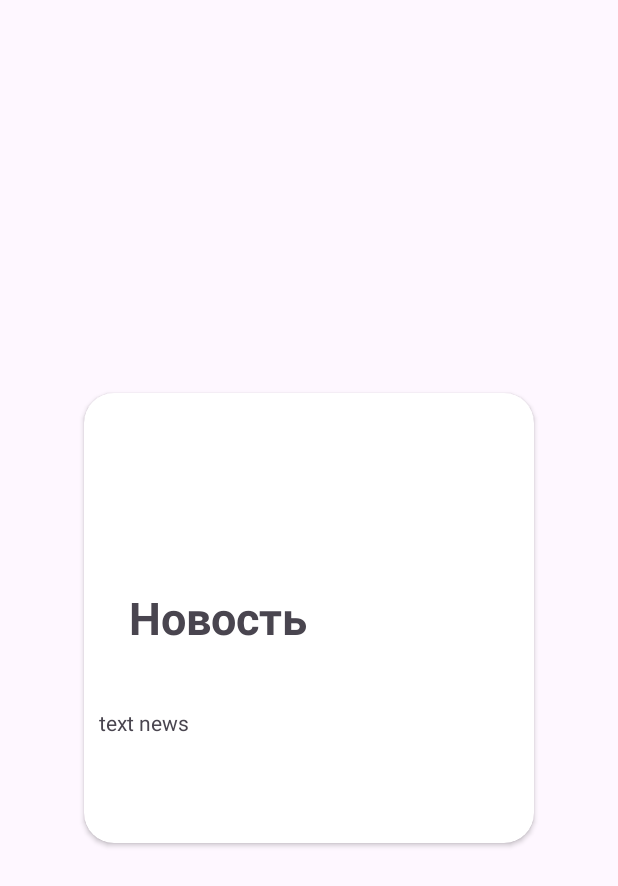
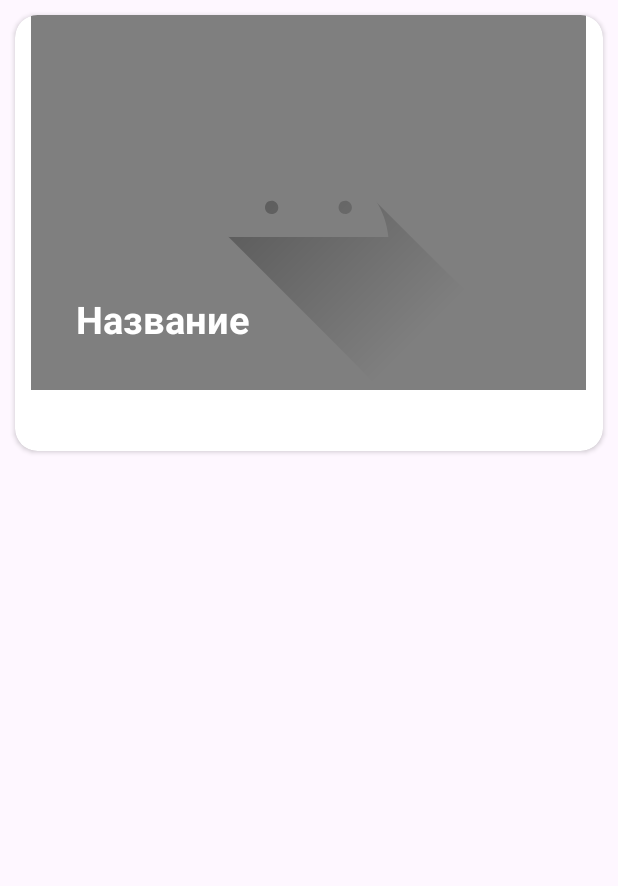
Before and after one commit to tumanovaalisa/AStidio, an Android app: the layout news_item.xml on its own in the app's theme, with its tools: preview values and no code run, on a phone screen of 412 x 824 dp. Shown: the top 886 px of the screen. Run offline under Robolectric (Android 15) with nearby library versions, the phone set to English and light mode, and no system bars.

Commit message:
Отредактирована разметка новостей.

```diff
--- a/app/src/main/java/com/example/astidio/MainActivity.java
+++ b/app/src/main/java/com/example/astidio/MainActivity.java
@@ -50,5 +50,6 @@ public class MainActivity extends AppCompatActivity {
 
         BottomNavigationView navigationView = findViewById(R.id.navigation);
         navigationView.setOnItemSelectedListener(mOnItemSelectedListener);
+        loadFragment(MainFragment.newInstance());
     }
 }
--- a/app/src/main/res/layout/news_item.xml
+++ b/app/src/main/res/layout/news_item.xml
@@ -1,36 +1,58 @@
-<?xml version="1.0" encoding="utf-8"?>
 <androidx.cardview.widget.CardView xmlns:android="http://schemas.android.com/apk/res/android"
-    android:layout_width="300dp"
-    android:layout_height="300dp"
+    android:layout_width="match_parent"
+    android:layout_height="wrap_content"
+    xmlns:tools="http://schemas.android.com/tools"
     xmlns:app="http://schemas.android.com/apk/res-auto"
-    android:layout_gravity="center"
-    app:cardCornerRadius="20dp">
+    android:layout_margin="10dp"
+    app:cardCornerRadius="15dp">
     <LinearLayout
-        android:layout_width="match_parent"
-        android:layout_height="match_parent"
-        android:orientation="vertical">
+        android:layout_width="370dp"
+        android:layout_height="wrap_content"
+        android:orientation="vertical"
+        android:layout_gravity="center">
         <FrameLayout
             android:layout_width="match_parent"
             android:layout_height="wrap_content">
 
             <ImageView
-            android:layout_width="match_parent"
-            android:layout_height="200dp"/>
+                android:id="@+id/picture"
+                android:layout_width="370dp"
+                android:layout_height="250dp"
+                app:srcCompat="@drawable/ic_launcher_foreground"
+                tools:ignore="VectorDrawableCompat" />
+            <View
+                android:id="@+id/darkOverlay"
+                android:layout_width="370dp"
+                android:layout_height="250dp"
+                android:background="#80000000" />
             <TextView
+                android:id="@+id/name"
                 android:layout_width="wrap_content"
                 android:layout_height="wrap_content"
-            android:text="Новость"
-            android:textSize="30sp"
+                android:text="Название"
+                android:textSize="25sp"
                 android:layout_gravity="bottom"
-            android:layout_marginLeft="30dp"
+                android:layout_marginStart="30dp"
                 android:layout_marginBottom="30dp"
-            android:textStyle="bold"/>
+                android:textStyle="bold"
+                android:textColor="@color/white"/>
 
         </FrameLayout>
+        <LinearLayout
+            android:layout_width="match_parent"
+            android:layout_height="30dp"
+            android:orientation="horizontal"
+            android:layout_margin="5dp">
             <TextView
-        android:layout_width="match_parent"
-        android:layout_height="match_parent"
-        android:text="text news"
-        android:layout_margin="10dp"/>
+                android:id="@+id/button"
+                android:layout_width="wrap_content"
+                android:layout_height="wrap_content"
+                android:textSize="18sp"
+                android:textColor="@color/names"
+                android:layout_marginStart="12dp"/>
+
         </LinearLayout>
+    </LinearLayout>
+
+
 </androidx.cardview.widget.CardView>
--- a/app/src/main/res/layout/personal_fragment.xml
+++ b/app/src/main/res/layout/personal_fragment.xml
@@ -27,7 +27,7 @@
             android:src="@drawable/exit"
             android:onClick="exitFromProfile"
             android:layout_gravity="center"
-            android:layout_marginLeft="130dp"/>
+            android:layout_marginLeft="120dp"/>
     </LinearLayout>
     <LinearLayout
         android:layout_width="match_parent"
@@ -63,7 +63,7 @@
                     android:src="@drawable/more1"
                     android:onClick="exitFromProfile"
                     android:layout_gravity="center"
-                    android:layout_marginLeft="80dp"/>
+                    android:layout_marginLeft="70dp"/>
             </LinearLayout>
 
         </androidx.cardview.widget.CardView>
@@ -101,7 +101,7 @@
                     android:src="@drawable/more1"
                     android:onClick="exitFromProfile"
                     android:layout_gravity="center"
-                    android:layout_marginLeft="140dp"/>
+                    android:layout_marginLeft="130dp"/>
             </LinearLayout>
 
         </androidx.cardview.widget.CardView>
@@ -139,7 +139,7 @@
                     android:src="@drawable/more1"
                     android:onClick="exitFromProfile"
                     android:layout_gravity="center"
-                    android:layout_marginLeft="135dp"/>
+                    android:layout_marginLeft="125dp"/>
             </LinearLayout>
 
         </androidx.cardview.widget.CardView>
@@ -177,7 +177,7 @@
                     android:src="@drawable/more1"
                     android:onClick="exitFromProfile"
                     android:layout_gravity="center"
-                    android:layout_marginLeft="85dp"/>
+                    android:layout_marginLeft="75dp"/>
             </LinearLayout>
 
         </androidx.cardview.widget.CardView>
@@ -215,7 +215,7 @@
                     android:src="@drawable/more1"
                     android:onClick="exitFromProfile"
                     android:layout_gravity="center"
-                    android:layout_marginLeft="165dp"/>
+                    android:layout_marginLeft="155dp"/>
             </LinearLayout>
 
         </androidx.cardview.widget.CardView>
--- a/app/src/main/res/values-night/themes.xml
+++ b/app/src/main/res/values-night/themes.xml
@@ -2,6 +2,6 @@
     <!-- Base application theme. -->
     <style name="Base.Theme.AStidio" parent="Theme.Material3.DayNight.NoActionBar">
         <!-- Customize your dark theme here. -->
-        <!-- <item name="colorPrimary">@color/my_dark_primary</item> -->
+        <item name="android:colorPrimaryDark">@color/names</item>
     </style>
 </resources>
--- a/app/src/main/res/values/themes.xml
+++ b/app/src/main/res/values/themes.xml
@@ -2,7 +2,7 @@
     <!-- Base application theme. -->
     <style name="Base.Theme.AStidio" parent="Theme.Material3.DayNight.NoActionBar">
         <!-- Customize your light theme here. -->
-        <!-- <item name="colorPrimary">@color/my_light_primary</item> -->
+         <item name="android:colorPrimaryDark">@color/names</item>
     </style>
 
     <style name="Theme.AStidio" parent="Base.Theme.AStidio" />
```
Lines whose indentation alone changed are shown as unchanged.
